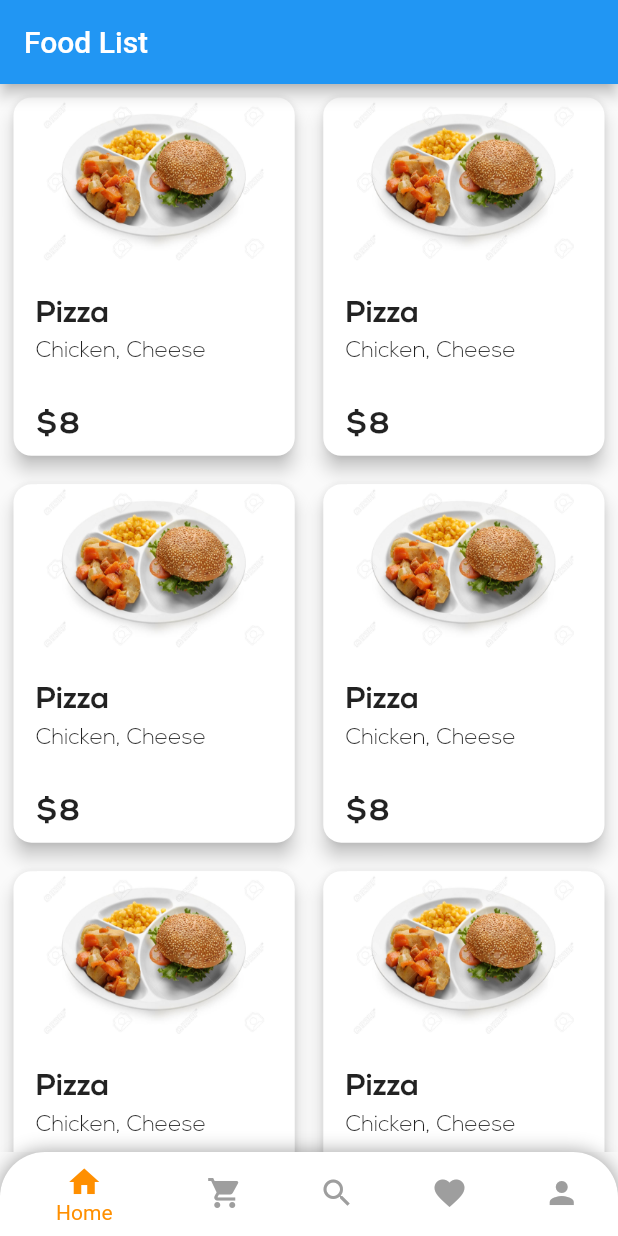
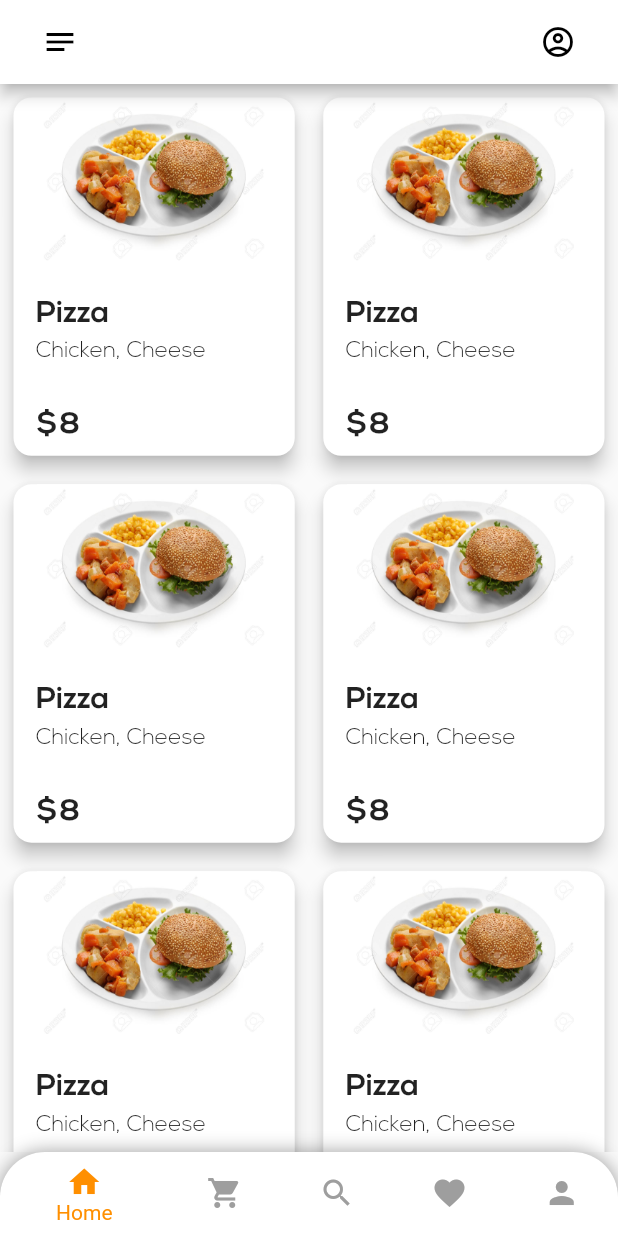
Before and after one commit to rezkyws/food-shop-flutter, a Flutter app: the screen it shows after launch, on a phone screen of 412 x 824 dp. Run offline on Flutter 3.47's test engine with Material 2 defaults, Android fonts, the phone set to English and light mode, and no system bars.

Commit message:
add app bar icons

```diff
--- a/lib/card_list.dart
+++ b/lib/card_list.dart
@@ -12,7 +12,46 @@ class CardList extends StatelessWidget {
 
     return Scaffold(
       appBar: AppBar(
-        title: Text('Food List'),
+        title: Row(
+          mainAxisAlignment: MainAxisAlignment.spaceBetween,
+          // crossAxisAlignment: CrossAxisAlignment.start,
+          children: [
+            IconButton(
+                onPressed: () {},
+                icon: Icon(
+                  Icons.notes,
+                  color: Colors.black,
+                )),
+            IconButton(
+                onPressed: () {},
+                icon: Icon(
+                  Icons.account_circle_outlined,
+                  color: Colors.black,
+                ))
+          ],
+        ),
+        // actions: <Widget>[
+        //   Row(
+        //     mainAxisAlignment: MainAxisAlignment.spaceBetween,
+        //     // crossAxisAlignment: CrossAxisAlignment.start,
+        //     children: [
+        //       IconButton(
+        //           onPressed: () {},
+        //           icon: Icon(
+        //             Icons.notes,
+        //             color: Colors.black,
+        //           )),
+        //       IconButton(
+        //           onPressed: () {},
+        //           icon: Icon(
+        //             Icons.account_circle_outlined,
+        //             color: Colors.black,
+        //       ))
+        //     ],
+        //   )
+        // ],
+        // title: Text('Food List', style: TextStyle(color: Colors.black),),
+        backgroundColor: Colors.white,
       ),
       body: LayoutBuilder(
           builder: (BuildContext context, BoxConstraints constraints) {
```
